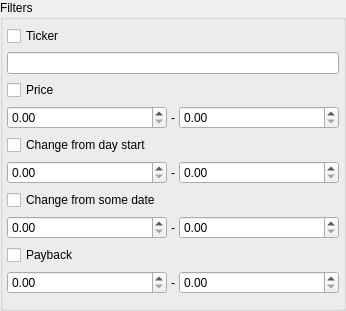
This is app/src/widgets/filterwidget/filterwidget.ui in Gris87/TInvestor as Qt 5 draws it before an edit. The edited form follows.
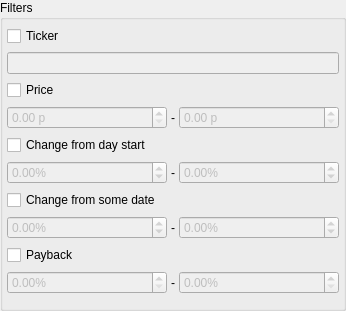
This is the edited form.

What changed in the file:
```diff
--- a/app/src/widgets/filterwidget/filterwidget.ui
+++ b/app/src/widgets/filterwidget/filterwidget.ui
@@ -48,17 +48,21 @@
        <number>4</number>
       </property>
       <item>
-       <widget class="QCheckBox" name="checkBox">
+       <widget class="QCheckBox" name="tickerCheckBox">
         <property name="text">
          <string>Ticker</string>
         </property>
        </widget>
       </item>
       <item>
-       <widget class="QLineEdit" name="lineEdit"/>
+       <widget class="QLineEdit" name="tickerLineEdit">
+        <property name="enabled">
+         <bool>false</bool>
+        </property>
+       </widget>
       </item>
       <item>
-       <widget class="QCheckBox" name="checkBox_2">
+       <widget class="QCheckBox" name="priceCheckBox">
         <property name="text">
          <string>Price</string>
         </property>
@@ -67,7 +71,17 @@
       <item>
        <layout class="QHBoxLayout" name="horizontalLayout_2">
         <item>
-         <widget class="QDoubleSpinBox" name="doubleSpinBox"/>
+         <widget class="QDoubleSpinBox" name="priceFromDoubleSpinBox">
+          <property name="enabled">
+           <bool>false</bool>
+          </property>
+          <property name="suffix">
+           <string notr="true"> p</string>
+          </property>
+          <property name="maximum">
+           <double>1000000.000000000000000</double>
+          </property>
+         </widget>
         </item>
         <item>
          <widget class="QLabel" name="label">
@@ -83,12 +97,22 @@
          </widget>
         </item>
         <item>
-         <widget class="QDoubleSpinBox" name="doubleSpinBox_2"/>
+         <widget class="QDoubleSpinBox" name="priceToDoubleSpinBox">
+          <property name="enabled">
+           <bool>false</bool>
+          </property>
+          <property name="suffix">
+           <string notr="true"> p</string>
+          </property>
+          <property name="maximum">
+           <double>1000000.000000000000000</double>
+          </property>
+         </widget>
         </item>
        </layout>
       </item>
       <item>
-       <widget class="QCheckBox" name="checkBox_3">
+       <widget class="QCheckBox" name="dayStartChangeCheckBox">
         <property name="text">
          <string>Change from day start</string>
         </property>
@@ -97,7 +121,20 @@
       <item>
        <layout class="QHBoxLayout" name="horizontalLayout_3">
         <item>
-         <widget class="QDoubleSpinBox" name="doubleSpinBox_3"/>
+         <widget class="QDoubleSpinBox" name="dayStartChangeFromDoubleSpinBox">
+          <property name="enabled">
+           <bool>false</bool>
+          </property>
+          <property name="suffix">
+           <string notr="true">%</string>
+          </property>
+          <property name="minimum">
+           <double>-10000.000000000000000</double>
+          </property>
+          <property name="maximum">
+           <double>10000.000000000000000</double>
+          </property>
+         </widget>
         </item>
         <item>
          <widget class="QLabel" name="label_2">
@@ -113,12 +150,25 @@
          </widget>
         </item>
         <item>
-         <widget class="QDoubleSpinBox" name="doubleSpinBox_4"/>
+         <widget class="QDoubleSpinBox" name="dayStartChangeToDoubleSpinBox">
+          <property name="enabled">
+           <bool>false</bool>
+          </property>
+          <property name="suffix">
+           <string notr="true">%</string>
+          </property>
+          <property name="minimum">
+           <double>-10000.000000000000000</double>
+          </property>
+          <property name="maximum">
+           <double>10000.000000000000000</double>
+          </property>
+         </widget>
         </item>
        </layout>
       </item>
       <item>
-       <widget class="QCheckBox" name="checkBox_4">
+       <widget class="QCheckBox" name="dateChangeCheckBox">
         <property name="text">
          <string>Change from some date</string>
         </property>
@@ -127,7 +177,20 @@
       <item>
        <layout class="QHBoxLayout" name="horizontalLayout_4">
         <item>
-         <widget class="QDoubleSpinBox" name="doubleSpinBox_5"/>
+         <widget class="QDoubleSpinBox" name="dateChangeFromDoubleSpinBox">
+          <property name="enabled">
+           <bool>false</bool>
+          </property>
+          <property name="suffix">
+           <string notr="true">%</string>
+          </property>
+          <property name="minimum">
+           <double>-10000.000000000000000</double>
+          </property>
+          <property name="maximum">
+           <double>10000.000000000000000</double>
+          </property>
+         </widget>
         </item>
         <item>
          <widget class="QLabel" name="label_3">
@@ -143,12 +206,25 @@
          </widget>
         </item>
         <item>
-         <widget class="QDoubleSpinBox" name="doubleSpinBox_6"/>
+         <widget class="QDoubleSpinBox" name="dateChangeToDoubleSpinBox">
+          <property name="enabled">
+           <bool>false</bool>
+          </property>
+          <property name="suffix">
+           <string notr="true">%</string>
+          </property>
+          <property name="minimum">
+           <double>-10000.000000000000000</double>
+          </property>
+          <property name="maximum">
+           <double>10000.000000000000000</double>
+          </property>
+         </widget>
         </item>
        </layout>
       </item>
       <item>
-       <widget class="QCheckBox" name="checkBox_5">
+       <widget class="QCheckBox" name="paybackCheckBox">
         <property name="text">
          <string>Payback</string>
         </property>
@@ -157,7 +233,17 @@
       <item>
        <layout class="QHBoxLayout" name="horizontalLayout_5">
         <item>
-         <widget class="QDoubleSpinBox" name="doubleSpinBox_7"/>
+         <widget class="QDoubleSpinBox" name="paybackFromDoubleSpinBox">
+          <property name="enabled">
+           <bool>false</bool>
+          </property>
+          <property name="suffix">
+           <string notr="true">%</string>
+          </property>
+          <property name="maximum">
+           <double>100.000000000000000</double>
+          </property>
+         </widget>
         </item>
         <item>
          <widget class="QLabel" name="label_4">
@@ -173,7 +259,17 @@
          </widget>
         </item>
         <item>
-         <widget class="QDoubleSpinBox" name="doubleSpinBox_8"/>
+         <widget class="QDoubleSpinBox" name="paybackToDoubleSpinBox">
+          <property name="enabled">
+           <bool>false</bool>
+          </property>
+          <property name="suffix">
+           <string notr="true">%</string>
+          </property>
+          <property name="maximum">
+           <double>100.000000000000000</double>
+          </property>
+         </widget>
         </item>
        </layout>
       </item>
```
